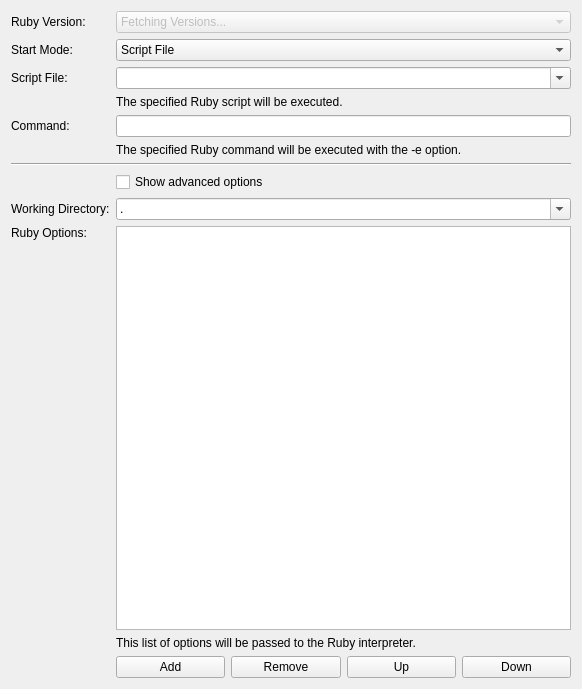
The window that src/brickv/plugin_system/plugins/red/ui/program_page_ruby.ui (Tinkerforge/brickv) describes before a commit, drawn with Qt 5.
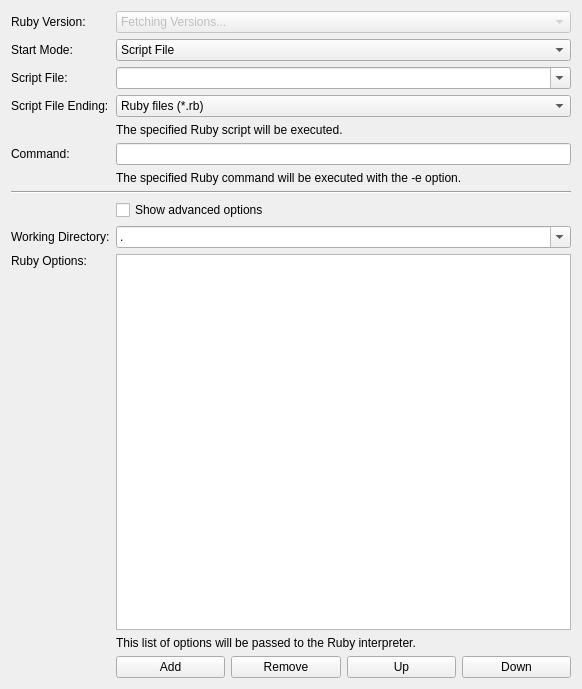
The same window after the commit. Custom widgets are drawn as their Qt base class.

Commit message: Add file ending checker

```diff
--- a/src/brickv/plugin_system/plugins/red/ui/program_page_ruby.ui
+++ b/src/brickv/plugin_system/plugins/red/ui/program_page_ruby.ui
@@ -88,7 +88,7 @@
        </property>
       </widget>
      </item>
-     <item row="3" column="1" colspan="4">
+     <item row="4" column="1" colspan="4">
       <widget class="QLabel" name="label_script_file_help">
        <property name="text">
         <string>The specified Ruby script will be executed.</string>
@@ -98,7 +98,7 @@
        </property>
       </widget>
      </item>
-     <item row="4" column="0">
+     <item row="5" column="0">
       <widget class="QLabel" name="label_command">
        <property name="text">
         <string>Command:</string>
@@ -108,10 +108,10 @@
        </property>
       </widget>
      </item>
-     <item row="4" column="1" colspan="4">
-      <widget class="QLineEdit" name="edit_command"/>
-     </item>
      <item row="5" column="1" colspan="4">
+      <widget class="QLineEdit" name="edit_command"/>
+     </item>
+     <item row="6" column="1" colspan="4">
       <widget class="QLabel" name="label_command_help">
        <property name="text">
         <string>The specified Ruby command will be executed with the -e option.</string>
@@ -121,21 +121,21 @@
        </property>
       </widget>
      </item>
-     <item row="7" column="1" colspan="4">
+     <item row="8" column="1" colspan="4">
       <widget class="QCheckBox" name="check_show_advanced_options">
        <property name="text">
         <string>Show advanced options</string>
        </property>
       </widget>
      </item>
-     <item row="8" column="0">
+     <item row="9" column="0">
       <widget class="QLabel" name="label_working_directory">
        <property name="text">
         <string>Working Directory:</string>
        </property>
       </widget>
      </item>
-     <item row="8" column="1" colspan="4">
+     <item row="9" column="1" colspan="4">
       <widget class="QComboBox" name="combo_working_directory">
        <property name="editable">
         <bool>true</bool>
@@ -150,7 +150,7 @@
        </item>
       </widget>
      </item>
-     <item row="9" column="0">
+     <item row="10" column="0">
       <widget class="QLabel" name="label_options">
        <property name="text">
         <string>Ruby Options:</string>
@@ -160,10 +160,10 @@
        </property>
       </widget>
      </item>
-     <item row="9" column="1" colspan="4">
-      <widget class="ExpandingListWidget" name="list_options"/>
-     </item>
      <item row="10" column="1" colspan="4">
+      <widget class="ExpandingListWidget" name="list_options"/>
+     </item>
+     <item row="11" column="1" colspan="4">
       <widget class="QLabel" name="label_options_help">
        <property name="text">
         <string>This list of options will be passed to the Ruby interpreter.</string>
@@ -173,41 +173,65 @@
        </property>
       </widget>
      </item>
-     <item row="11" column="1">
+     <item row="12" column="1">
       <widget class="QPushButton" name="button_add_option">
        <property name="text">
         <string>Add</string>
        </property>
       </widget>
      </item>
-     <item row="11" column="2">
+     <item row="12" column="2">
       <widget class="QPushButton" name="button_remove_option">
        <property name="text">
         <string>Remove</string>
        </property>
       </widget>
      </item>
-     <item row="11" column="3">
+     <item row="12" column="3">
       <widget class="QPushButton" name="button_up_option">
        <property name="text">
         <string>Up</string>
        </property>
       </widget>
      </item>
-     <item row="11" column="4">
+     <item row="12" column="4">
       <widget class="QPushButton" name="button_down_option">
        <property name="text">
         <string>Down</string>
        </property>
       </widget>
      </item>
-     <item row="6" column="0" colspan="5">
+     <item row="7" column="0" colspan="5">
       <widget class="Line" name="line">
        <property name="orientation">
         <enum>Qt::Horizontal</enum>
        </property>
       </widget>
      </item>
+     <item row="3" column="1" colspan="4">
+      <widget class="QComboBox" name="combo_script_file_ending">
+       <property name="currentIndex">
+        <number>1</number>
+       </property>
+       <item>
+        <property name="text">
+         <string>All files</string>
+        </property>
+       </item>
+       <item>
+        <property name="text">
+         <string>Ruby files (*.rb)</string>
+        </property>
+       </item>
+      </widget>
+     </item>
+     <item row="3" column="0">
+      <widget class="QLabel" name="label_script_file_ending">
+       <property name="text">
+        <string>Script File Ending:</string>
+       </property>
+      </widget>
+     </item>
     </layout>
    </item>
   </layout>
```
The commit also changes 5 other files.
